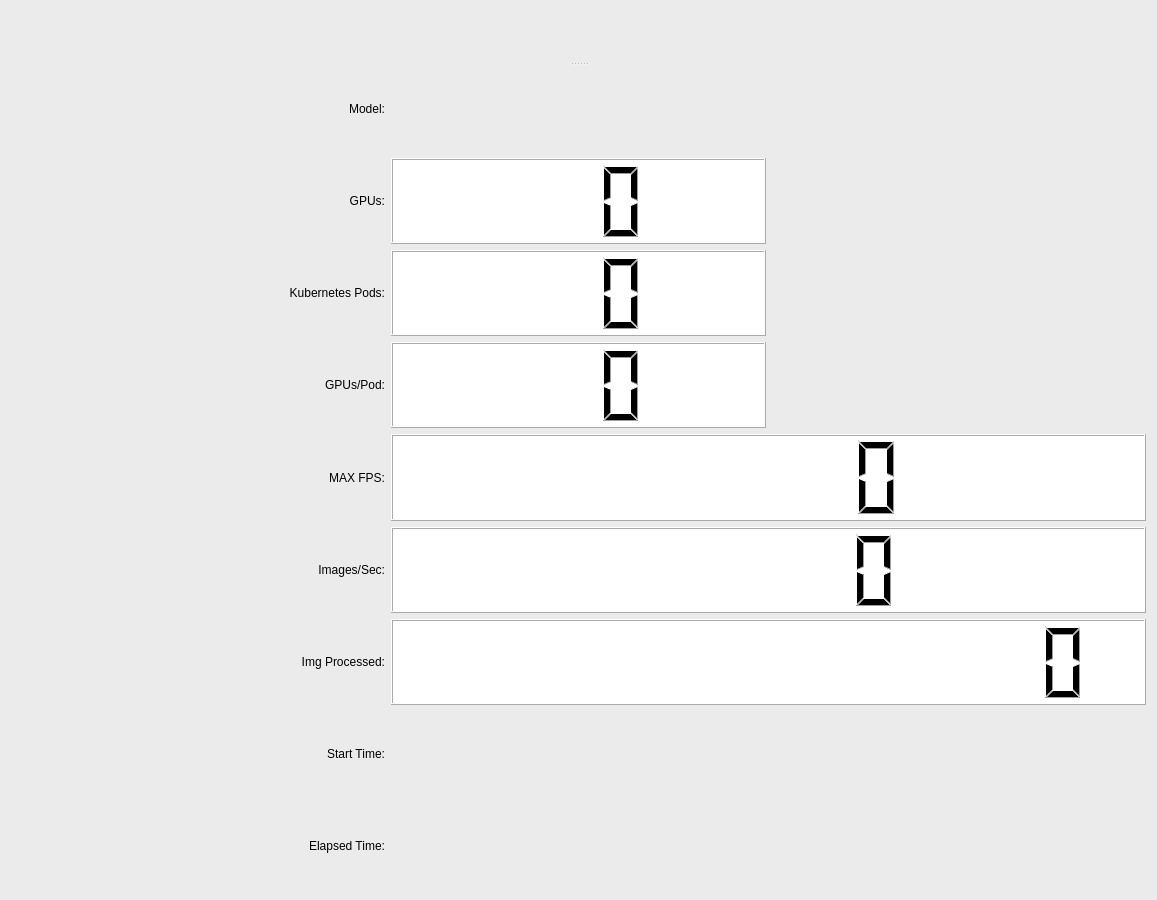
Above: apps/cloud_inference/client_app/perf_graph.ui from japarada/MIVisionX before the change. Below: the same form after it.
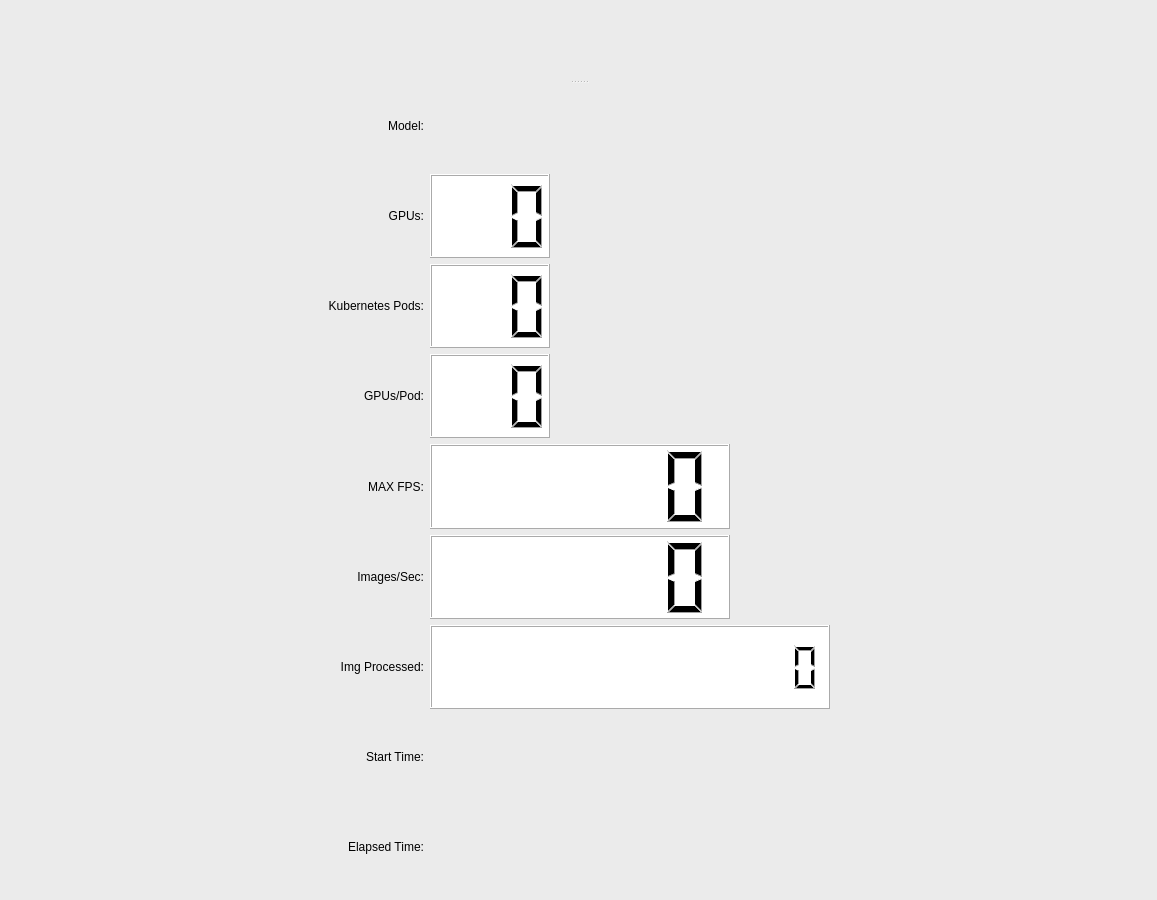
That is the form after the change. Icons and pictures are not drawn.

Commit message:
H/graph enhancement (#16)
* graph fix

* MV Compile - bug fix (#136)

* graph ui fix

* added rocm logo

* graph update

* Cloud Inference Application - graph update (#139)

* graph update

* graph update

* graph update

* update ui

* graph fix

* graph update

```diff
--- a/apps/cloud_inference/client_app/perf_graph.ui
+++ b/apps/cloud_inference/client_app/perf_graph.ui
@@ -29,13 +29,13 @@
   <property name="sizeGripEnabled">
    <bool>false</bool>
   </property>
-  <layout class="QGridLayout" name="gridLayout_2">
-   <item row="0" column="0">
+  <layout class="QVBoxLayout" name="verticalLayout">
+   <item>
     <widget class="QSplitter" name="splitter">
      <property name="orientation">
       <enum>Qt::Vertical</enum>
      </property>
-     <widget class="QWidget" name="">
+     <widget class="QWidget" name="layoutWidget">
       <layout class="QHBoxLayout" name="horizontalLayout_2">
        <property name="sizeConstraint">
         <enum>QLayout::SetDefaultConstraint</enum>
@@ -62,6 +62,22 @@
          </property>
         </widget>
        </item>
+       <item>
+        <spacer name="horizontalSpacer">
+         <property name="orientation">
+          <enum>Qt::Horizontal</enum>
+         </property>
+         <property name="sizeType">
+          <enum>QSizePolicy::Fixed</enum>
+         </property>
+         <property name="sizeHint" stdset="0">
+          <size>
+           <width>20</width>
+           <height>20</height>
+          </size>
+         </property>
+        </spacer>
+       </item>
        <item>
         <widget class="QLabel" name="logo_label_3">
          <property name="sizePolicy">
@@ -81,6 +97,22 @@
          </property>
         </widget>
        </item>
+       <item>
+        <spacer name="horizontalSpacer_2">
+         <property name="orientation">
+          <enum>Qt::Horizontal</enum>
+         </property>
+         <property name="sizeType">
+          <enum>QSizePolicy::Fixed</enum>
+         </property>
+         <property name="sizeHint" stdset="0">
+          <size>
+           <width>20</width>
+           <height>20</height>
+          </size>
+         </property>
+        </spacer>
+       </item>
        <item>
         <widget class="QLabel" name="logo_label">
          <property name="sizePolicy">
@@ -96,47 +128,74 @@
           <pixmap resource="resources.qrc">:/images/MIVisionX.png</pixmap>
          </property>
          <property name="alignment">
-          <set>Qt::AlignRight|Qt::AlignTrailing|Qt::AlignVCenter</set>
+          <set>Qt::AlignCenter</set>
          </property>
         </widget>
        </item>
       </layout>
      </widget>
-     <widget class="QWidget" name="">
+     <widget class="QWidget" name="layoutWidget">
       <layout class="QGridLayout" name="gridLayout">
-       <item row="16" column="0">
-        <widget class="QLabel" name="ElapsedTimeName_label">
+       <item row="6" column="1">
+        <widget class="QLabel" name="images_label">
+         <property name="maximumSize">
+          <size>
+           <width>500</width>
+           <height>16777215</height>
+          </size>
+         </property>
          <property name="styleSheet">
           <string notr="true">color: rgb(0, 0, 0);
 font: 75 36pt &quot;Ubuntu&quot;;</string>
          </property>
          <property name="text">
-          <string>Elapsed Time:</string>
+          <string>Img Processed:</string>
          </property>
          <property name="alignment">
           <set>Qt::AlignRight|Qt::AlignTrailing|Qt::AlignVCenter</set>
          </property>
         </widget>
        </item>
-       <item row="8" column="1">
-        <widget class="QLCDNumber" name="GPU_lcdNumber">
+       <item row="6" column="2">
+        <widget class="QLCDNumber" name="images_lcdNumber">
          <property name="sizePolicy">
           <sizepolicy hsizetype="Minimum" vsizetype="Minimum">
            <horstretch>0</horstretch>
            <verstretch>0</verstretch>
           </sizepolicy>
          </property>
+         <property name="minimumSize">
+          <size>
+           <width>400</width>
+           <height>0</height>
+          </size>
+         </property>
+         <property name="maximumSize">
+          <size>
+           <width>400</width>
+           <height>16777215</height>
+          </size>
+         </property>
          <property name="styleSheet">
           <string notr="true">background-color: rgb(255, 255, 255);
 color: rgb(0, 0, 0);</string>
          </property>
          <property name="digitCount">
-          <number>3</number>
+          <number>15</number>
+         </property>
+         <property name="value" stdset="0">
+          <double>0.000000000000000</double>
          </property>
         </widget>
        </item>
-       <item row="12" column="0">
+       <item row="5" column="1">
         <widget class="QLabel" name="fps_label">
+         <property name="maximumSize">
+          <size>
+           <width>500</width>
+           <height>16777215</height>
+          </size>
+         </property>
          <property name="styleSheet">
           <string notr="true">color: rgb(0, 0, 0);
 font: 75 36pt &quot;Ubuntu&quot;;</string>
@@ -149,8 +208,109 @@
          </property>
         </widget>
        </item>
-       <item row="15" column="0">
+       <item row="3" column="2">
+        <widget class="QLCDNumber" name="GPU_lcdNumber">
+         <property name="sizePolicy">
+          <sizepolicy hsizetype="Minimum" vsizetype="Minimum">
+           <horstretch>0</horstretch>
+           <verstretch>0</verstretch>
+          </sizepolicy>
+         </property>
+         <property name="minimumSize">
+          <size>
+           <width>120</width>
+           <height>0</height>
+          </size>
+         </property>
+         <property name="maximumSize">
+          <size>
+           <width>120</width>
+           <height>16777215</height>
+          </size>
+         </property>
+         <property name="styleSheet">
+          <string notr="true">background-color: rgb(255, 255, 255);
+color: rgb(0, 0, 0);</string>
+         </property>
+         <property name="digitCount">
+          <number>3</number>
+         </property>
+        </widget>
+       </item>
+       <item row="0" column="2">
+        <widget class="QLabel" name="modelName_label">
+         <property name="maximumSize">
+          <size>
+           <width>500</width>
+           <height>16777215</height>
+          </size>
+         </property>
+         <property name="styleSheet">
+          <string notr="true">color: rgb(170, 0, 0);
+font: 75 36pt &quot;Ubuntu&quot;;</string>
+         </property>
+         <property name="text">
+          <string/>
+         </property>
+        </widget>
+       </item>
+       <item row="1" column="2">
+        <widget class="QLCDNumber" name="TotalGPU_lcdNumber">
+         <property name="sizePolicy">
+          <sizepolicy hsizetype="Minimum" vsizetype="Minimum">
+           <horstretch>0</horstretch>
+           <verstretch>0</verstretch>
+          </sizepolicy>
+         </property>
+         <property name="minimumSize">
+          <size>
+           <width>120</width>
+           <height>0</height>
+          </size>
+         </property>
+         <property name="maximumSize">
+          <size>
+           <width>120</width>
+           <height>16777215</height>
+          </size>
+         </property>
+         <property name="styleSheet">
+          <string notr="true">background-color: rgb(255, 255, 255);
+color: rgb(0, 0, 0);</string>
+         </property>
+         <property name="digitCount">
+          <number>3</number>
+         </property>
+        </widget>
+       </item>
+       <item row="1" column="1">
+        <widget class="QLabel" name="TotalGPU_label">
+         <property name="maximumSize">
+          <size>
+           <width>500</width>
+           <height>16777215</height>
+          </size>
+         </property>
+         <property name="styleSheet">
+          <string notr="true">color: rgb(0, 0, 0);
+font: 75 36pt &quot;Ubuntu&quot;;</string>
+         </property>
+         <property name="text">
+          <string>GPUs:</string>
+         </property>
+         <property name="alignment">
+          <set>Qt::AlignRight|Qt::AlignTrailing|Qt::AlignVCenter</set>
+         </property>
+        </widget>
+       </item>
+       <item row="7" column="1">
         <widget class="QLabel" name="startName_label">
+         <property name="maximumSize">
+          <size>
+           <width>500</width>
+           <height>16777215</height>
+          </size>
+         </property>
          <property name="styleSheet">
           <string notr="true">color: rgb(0, 0, 0);
 font: 75 36pt &quot;Ubuntu&quot;;</string>
@@ -163,8 +323,130 @@
          </property>
         </widget>
        </item>
-       <item row="5" column="0">
+       <item row="3" column="1">
+        <widget class="QLabel" name="NGPU_label">
+         <property name="maximumSize">
+          <size>
+           <width>500</width>
+           <height>16777215</height>
+          </size>
+         </property>
+         <property name="styleSheet">
+          <string notr="true">color: rgb(0, 0, 0);
+font: 75 36pt &quot;Ubuntu&quot;;</string>
+         </property>
+         <property name="text">
+          <string>GPUs/Pod:</string>
+         </property>
+         <property name="alignment">
+          <set>Qt::AlignRight|Qt::AlignTrailing|Qt::AlignVCenter</set>
+         </property>
+        </widget>
+       </item>
+       <item row="4" column="3">
+        <spacer name="horizontalSpacer_3">
+         <property name="orientation">
+          <enum>Qt::Horizontal</enum>
+         </property>
+         <property name="sizeHint" stdset="0">
+          <size>
+           <width>40</width>
+           <height>20</height>
+          </size>
+         </property>
+        </spacer>
+       </item>
+       <item row="7" column="2">
+        <widget class="QLabel" name="StartTime_label">
+         <property name="maximumSize">
+          <size>
+           <width>500</width>
+           <height>16777215</height>
+          </size>
+         </property>
+         <property name="styleSheet">
+          <string notr="true">color: rgb(170, 0, 0);
+font: 75 28pt &quot;Ubuntu&quot;;</string>
+         </property>
+         <property name="text">
+          <string/>
+         </property>
+        </widget>
+       </item>
+       <item row="2" column="2">
+        <widget class="QLCDNumber" name="pods_lcdNumber">
+         <property name="sizePolicy">
+          <sizepolicy hsizetype="Minimum" vsizetype="Minimum">
+           <horstretch>0</horstretch>
+           <verstretch>0</verstretch>
+          </sizepolicy>
+         </property>
+         <property name="minimumSize">
+          <size>
+           <width>120</width>
+           <height>0</height>
+          </size>
+         </property>
+         <property name="maximumSize">
+          <size>
+           <width>120</width>
+           <height>16777215</height>
+          </size>
+         </property>
+         <property name="styleSheet">
+          <string notr="true">background-color: rgb(255, 255, 255);
+color: rgb(0, 0, 0);</string>
+         </property>
+         <property name="digitCount">
+          <number>3</number>
+         </property>
+        </widget>
+       </item>
+       <item row="8" column="2">
+        <widget class="QLabel" name="elapsedTime_label">
+         <property name="maximumSize">
+          <size>
+           <width>500</width>
+           <height>16777215</height>
+          </size>
+         </property>
+         <property name="styleSheet">
+          <string notr="true">color: rgb(170, 0, 0);
+font: 75 28pt &quot;Ubuntu&quot;;</string>
+         </property>
+         <property name="text">
+          <string/>
+         </property>
+        </widget>
+       </item>
+       <item row="4" column="1">
+        <widget class="QLabel" name="maxFPS_label">
+         <property name="maximumSize">
+          <size>
+           <width>500</width>
+           <height>16777215</height>
+          </size>
+         </property>
+         <property name="styleSheet">
+          <string notr="true">font: 75 36pt &quot;Ubuntu&quot;;
+color: rgb(0, 0, 0);</string>
+         </property>
+         <property name="text">
+          <string>MAX FPS:</string>
+         </property>
+         <property name="alignment">
+          <set>Qt::AlignRight|Qt::AlignTrailing|Qt::AlignVCenter</set>
+         </property>
+        </widget>
+       </item>
+       <item row="2" column="1">
         <widget class="QLabel" name="kubernetes_pod_label">
+         <property name="maximumSize">
+          <size>
+           <width>500</width>
+           <height>16777215</height>
+          </size>
+         </property>
          <property name="styleSheet">
           <string notr="true">color: rgb(0, 0, 0);
 font: 75 36pt &quot;Ubuntu&quot;;</string>
@@ -178,35 +460,13 @@
         </widget>
        </item>
        <item row="0" column="1">
-        <widget class="QLabel" name="modelName_label">
-         <property name="styleSheet">
-          <string notr="true">color: rgb(170, 0, 0);
-font: 75 36pt &quot;Ubuntu&quot;;</string>
-         </property>
-         <property name="text">
-          <string/>
-         </property>
-        </widget>
-       </item>
-       <item row="5" column="1">
-        <widget class="QLCDNumber" name="pods_lcdNumber">
-         <property name="sizePolicy">
-          <sizepolicy hsizetype="Minimum" vsizetype="Minimum">
-           <horstretch>0</horstretch>
-           <verstretch>0</verstretch>
-          </sizepolicy>
-         </property>
-         <property name="styleSheet">
-          <string notr="true">background-color: rgb(255, 255, 255);
-color: rgb(0, 0, 0);</string>
-         </property>
-         <property name="digitCount">
-          <number>3</number>
-         </property>
-        </widget>
-       </item>
-       <item row="0" column="0">
         <widget class="QLabel" name="Model_label">
+         <property name="maximumSize">
+          <size>
+           <width>500</width>
+           <height>16777215</height>
+          </size>
+         </property>
          <property name="styleSheet">
           <string notr="true">color: rgb(0, 0, 0);
 font: 75 36pt &quot;Ubuntu&quot;;</string>
@@ -219,7 +479,7 @@
          </property>
         </widget>
        </item>
-       <item row="12" column="1" colspan="2">
+       <item row="5" column="2">
         <widget class="QLCDNumber" name="fps_lcdNumber">
          <property name="sizePolicy">
           <sizepolicy hsizetype="Minimum" vsizetype="Minimum">
@@ -227,6 +487,18 @@
            <verstretch>0</verstretch>
           </sizepolicy>
          </property>
+         <property name="minimumSize">
+          <size>
+           <width>300</width>
+           <height>0</height>
+          </size>
+         </property>
+         <property name="maximumSize">
+          <size>
+           <width>300</width>
+           <height>16777215</height>
+          </size>
+         </property>
          <property name="styleSheet">
           <string notr="true">background-color: rgb(255, 255, 255);
 color: rgb(0, 0, 0);</string>
@@ -242,7 +514,27 @@
          </property>
         </widget>
        </item>
-       <item row="10" column="1" colspan="2">
+       <item row="8" column="1">
+        <widget class="QLabel" name="ElapsedTimeName_label">
+         <property name="maximumSize">
+          <size>
+           <width>500</width>
+           <height>16777215</height>
+          </size>
+         </property>
+         <property name="styleSheet">
+          <string notr="true">color: rgb(0, 0, 0);
+font: 75 36pt &quot;Ubuntu&quot;;</string>
+         </property>
+         <property name="text">
+          <string>Elapsed Time:</string>
+         </property>
+         <property name="alignment">
+          <set>Qt::AlignRight|Qt::AlignTrailing|Qt::AlignVCenter</set>
+         </property>
+        </widget>
+       </item>
+       <item row="4" column="2">
         <widget class="QLCDNumber" name="maxFPS_lcdNumber">
          <property name="sizePolicy">
           <sizepolicy hsizetype="Minimum" vsizetype="Minimum">
@@ -250,6 +542,18 @@
            <verstretch>0</verstretch>
           </sizepolicy>
          </property>
+         <property name="minimumSize">
+          <size>
+           <width>300</width>
+           <height>0</height>
+          </size>
+         </property>
+         <property name="maximumSize">
+          <size>
+           <width>300</width>
+           <height>16777215</height>
+          </size>
+         </property>
          <property name="styleSheet">
           <string notr="true">background-color: rgb(255, 255, 255);
 color: rgb(0, 0, 0);</string>
@@ -259,120 +563,18 @@
          </property>
         </widget>
        </item>
-       <item row="10" column="0">
-        <widget class="QLabel" name="maxFPS_label">
-         <property name="styleSheet">
-          <string notr="true">font: 75 36pt &quot;Ubuntu&quot;;
-color: rgb(0, 0, 0);</string>
+       <item row="0" column="0">
+        <spacer name="horizontalSpacer_4">
+         <property name="orientation">
+          <enum>Qt::Horizontal</enum>
          </property>
-         <property name="text">
-          <string>MAX FPS:</string>
+         <property name="sizeHint" stdset="0">
+          <size>
+           <width>40</width>
+           <height>20</height>
+          </size>
          </property>
-         <property name="alignment">
-          <set>Qt::AlignRight|Qt::AlignTrailing|Qt::AlignVCenter</set>
-         </property>
-        </widget>
-       </item>
-       <item row="8" column="0">
-        <widget class="QLabel" name="NGPU_label">
-         <property name="styleSheet">
-          <string notr="true">color: rgb(0, 0, 0);
-font: 75 36pt &quot;Ubuntu&quot;;</string>
-         </property>
-         <property name="text">
-          <string>GPUs/Pod:</string>
-         </property>
-         <property name="alignment">
-          <set>Qt::AlignRight|Qt::AlignTrailing|Qt::AlignVCenter</set>
-         </property>
-        </widget>
-       </item>
-       <item row="2" column="0">
-        <widget class="QLabel" name="TotalGPU_label">
-         <property name="styleSheet">
-          <string notr="true">color: rgb(0, 0, 0);
-font: 75 36pt &quot;Ubuntu&quot;;</string>
-         </property>
-         <property name="text">
-          <string>GPUs:</string>
-         </property>
-         <property name="alignment">
-          <set>Qt::AlignRight|Qt::AlignTrailing|Qt::AlignVCenter</set>
-         </property>
-        </widget>
-       </item>
-       <item row="14" column="0">
-        <widget class="QLabel" name="images_label">
-         <property name="styleSheet">
-          <string notr="true">color: rgb(0, 0, 0);
-font: 75 36pt &quot;Ubuntu&quot;;</string>
-         </property>
-         <property name="text">
-          <string>Img Processed:</string>
-         </property>
-         <property name="alignment">
-          <set>Qt::AlignRight|Qt::AlignTrailing|Qt::AlignVCenter</set>
-         </property>
-        </widget>
-       </item>
-       <item row="15" column="1" colspan="2">
-        <widget class="QLabel" name="StartTime_label">
-         <property name="styleSheet">
-          <string notr="true">color: rgb(170, 0, 0);
-font: 75 28pt &quot;Ubuntu&quot;;</string>
-         </property>
-         <property name="text">
-          <string/>
-         </property>
-        </widget>
-       </item>
-       <item row="2" column="1">
-        <widget class="QLCDNumber" name="TotalGPU_lcdNumber">
-         <property name="sizePolicy">
-          <sizepolicy hsizetype="Minimum" vsizetype="Minimum">
-           <horstretch>0</horstretch>
-           <verstretch>0</verstretch>
-          </sizepolicy>
-         </property>
-         <property name="styleSheet">
-          <string notr="true">background-color: rgb(255, 255, 255);
-color: rgb(0, 0, 0);</string>
-         </property>
-         <property name="digitCount">
-          <number>3</number>
-         </property>
-        </widget>
-       </item>
-       <item row="14" column="1" colspan="2">
-        <widget class="QLCDNumber" name="images_lcdNumber">
-         <property name="sizePolicy">
-          <sizepolicy hsizetype="Minimum" vsizetype="Minimum">
-           <horstretch>0</horstretch>
-           <verstretch>0</verstretch>
-          </sizepolicy>
-         </property>
-         <property name="styleSheet">
-          <string notr="true">background-color: rgb(255, 255, 255);
-color: rgb(0, 0, 0);</string>
-         </property>
-         <property name="digitCount">
-          <number>15</number>
-         </property>
-         <property name="value" stdset="0">
-          <double>0.000000000000000</double>
-         </property>
-        </widget>
-       </item>
-       <item row="16" column="1" colspan="2">
-        <widget class="QLabel" name="elapsedTime_label">
-         <property name="styleSheet">
-          <string notr="true">color: rgb(170, 0, 0);
-font: 75 28pt &quot;Ubuntu&quot;;</string>
-         </property>
-         <property name="text">
-          <string/>
-         </property>
-        </widget>
+        </spacer>
        </item>
       </layout>
      </widget>
```
The commit also changes 2 other files.
